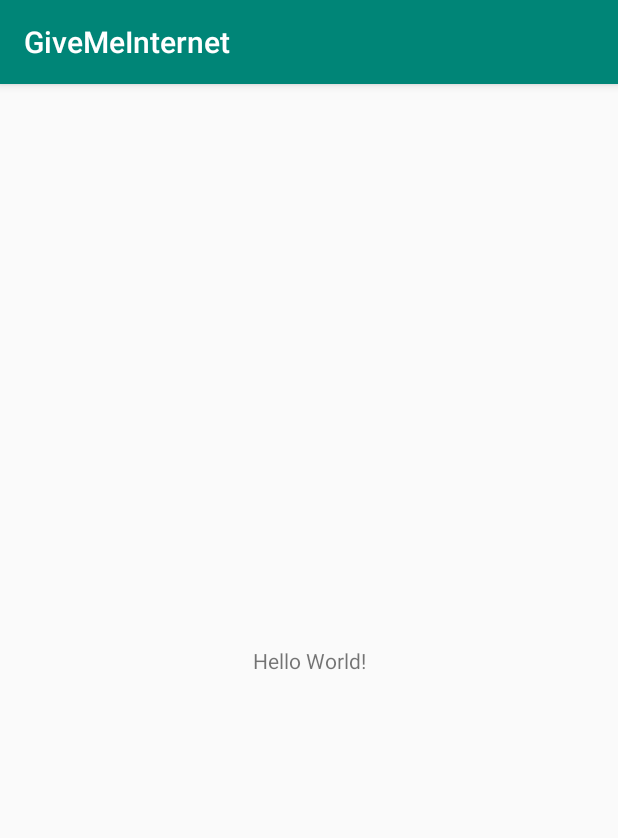
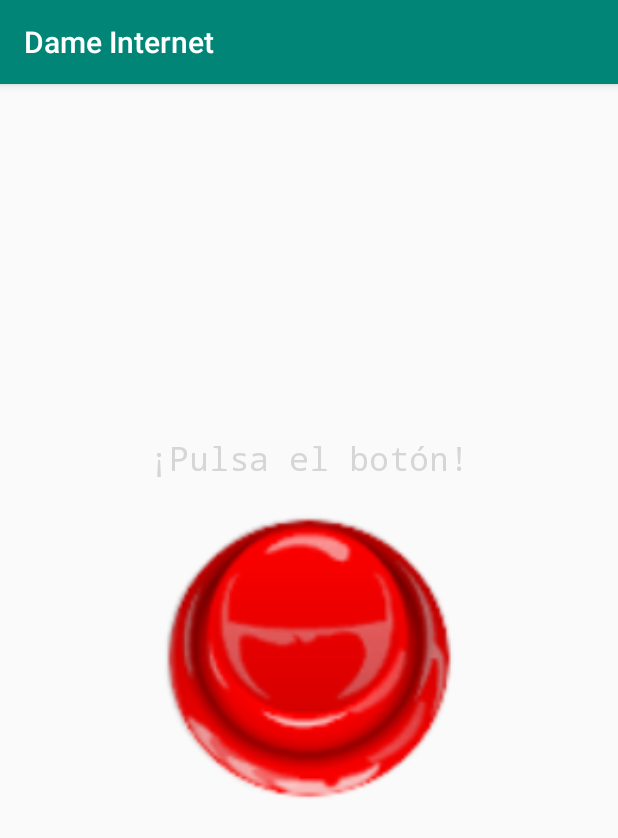
Before and after one commit to CarlosOrtegaCaz/GiveMeInternet, an Android app: the screen it shows after launch (MainActivity), on a phone screen of 412 x 824 dp. Shown: the top 838 px of the screen. Run offline under Robolectric (Android 15) with nearby library versions, the light colour scheme and no system bars.

Commit message:
Dame Internet v1

```diff
--- a/app/build.gradle
+++ b/app/build.gradle
@@ -25,4 +25,5 @@ dependencies {
     testImplementation 'junit:junit:4.12'
     androidTestImplementation 'com.android.support.test:runner:1.0.2'
     androidTestImplementation 'com.android.support.test.espresso:espresso-core:3.0.2'
+    implementation 'com.journeyapps:zxing-android-embedded:3.6.0'
 }
--- a/app/src/main/java/com/example/givemeinternet/MainActivity.java
+++ b/app/src/main/java/com/example/givemeinternet/MainActivity.java
@@ -1,13 +1,52 @@
 package com.example.givemeinternet;
 
+import android.annotation.SuppressLint;
+import android.content.Intent;
+import android.media.MediaPlayer;
+import android.support.v4.content.ContextCompat;
 import android.support.v7.app.AppCompatActivity;
 import android.os.Bundle;
+import android.view.MotionEvent;
+import android.view.View;
+import android.widget.Button;
 
 public class MainActivity extends AppCompatActivity {
+    Button dameInternet;
+    MediaPlayer tengoHambreM4a;
 
+    @SuppressLint("ClickableViewAccessibility")
     @Override
     protected void onCreate(Bundle savedInstanceState) {
         super.onCreate(savedInstanceState);
         setContentView(R.layout.activity_main);
+        tengoHambreM4a = MediaPlayer.create(this, R.raw.mm_tengo_hambre2);
+        dameInternet = findViewById(R.id.btnQR);
+        dameInternet.setOnTouchListener(new View.OnTouchListener() {
+            @Override
+            public boolean onTouch(View v, MotionEvent event) {
+                switch(event.getAction()) {
+                    case MotionEvent.ACTION_DOWN:
+                        System.out.println(" pressed ");
+                        dameInternet.setBackground(ContextCompat.getDrawable(MainActivity.this, R.drawable.boton_rojo_presionado));
+                        tengoHambreM4a.start();
+                        break;
+                    case MotionEvent.ACTION_UP:
+                        System.out.println(" released ");
+                        dameInternet.setBackground(ContextCompat.getDrawable(MainActivity.this, R.drawable.boton_rojo_normal));
+                        Intent qrIntent = new Intent(MainActivity.this, qrCredentials.class);
+                        MainActivity.this.startActivity(qrIntent);
+
+                        break;
+                }
+                return true;
+            }
+        });
+        dameInternet.setOnClickListener(new View.OnClickListener() {
+            @Override
+            public void onClick(View v) {
+                Intent dameInt = new Intent(MainActivity.this, qrCredentials.class);
+                MainActivity.this.startActivity(dameInt);
+            }
+        });
     }
 }
--- a/app/src/main/res/layout/activity_main.xml
+++ b/app/src/main/res/layout/activity_main.xml
@@ -1,5 +1,5 @@
 <?xml version="1.0" encoding="utf-8"?>
-<android.support.constraint.ConstraintLayout xmlns:android="http://schemas.android.com/apk/res/android"
+<android.widget.RelativeLayout xmlns:android="http://schemas.android.com/apk/res/android"
     xmlns:app="http://schemas.android.com/apk/res-auto"
     xmlns:tools="http://schemas.android.com/tools"
     android:layout_width="match_parent"
@@ -7,12 +7,21 @@
     tools:context=".MainActivity">
 
     <TextView
+        android:id="@+id/textView"
         android:layout_width="wrap_content"
         android:layout_height="wrap_content"
-        android:text="Hello World!"
-        app:layout_constraintBottom_toBottomOf="parent"
-        app:layout_constraintLeft_toLeftOf="parent"
-        app:layout_constraintRight_toRightOf="parent"
-        app:layout_constraintTop_toTopOf="parent" />
+        android:layout_above="@+id/btnQR"
+        android:layout_centerHorizontal="true"
+        android:layout_marginBottom="20dp"
+        android:text="¡Pulsa el botón!"
+        android:textColor="@color/zxing_viewfinder_laser"
+        android:textSize="22sp"
+        android:typeface="monospace" />
 
-</android.support.constraint.ConstraintLayout>
+    <Button
+        android:id="@+id/btnQR"
+        android:layout_width="200dp"
+        android:layout_height="200dp"
+        android:layout_centerInParent="true"
+        android:background="@drawable/boton_rojo_normal" />
+</android.widget.RelativeLayout>
--- a/app/src/main/res/values/strings.xml
+++ b/app/src/main/res/values/strings.xml
@@ -1,3 +1,3 @@
 <resources>
-    <string name="app_name">GiveMeInternet</string>
+    <string name="app_name">Dame Internet</string>
 </resources>
```
Also changed, not shown: app/src/main/AndroidManifest.xml (+14 -4 lines), app/src/main/java/com/example/givemeinternet/qrCredentials.java (added, +51 -0 lines), app/src/main/res/layout/activity_qr_credentials.xml (added, +67 -0 lines), app/src/main/res/drawable/boton_rojo_normal.png (added), app/src/main/res/drawable/boton_rojo_presionado.png (added), app/src/main/res/drawable/burger.png (added), 3 other files.
